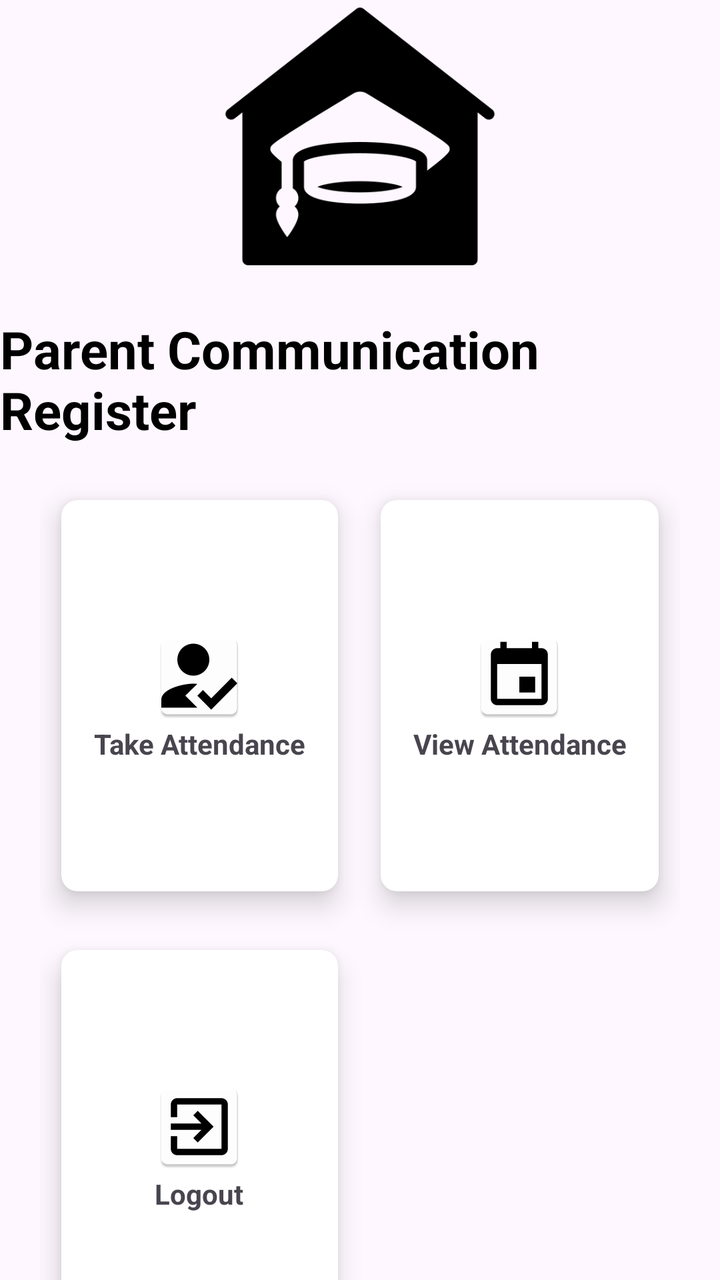
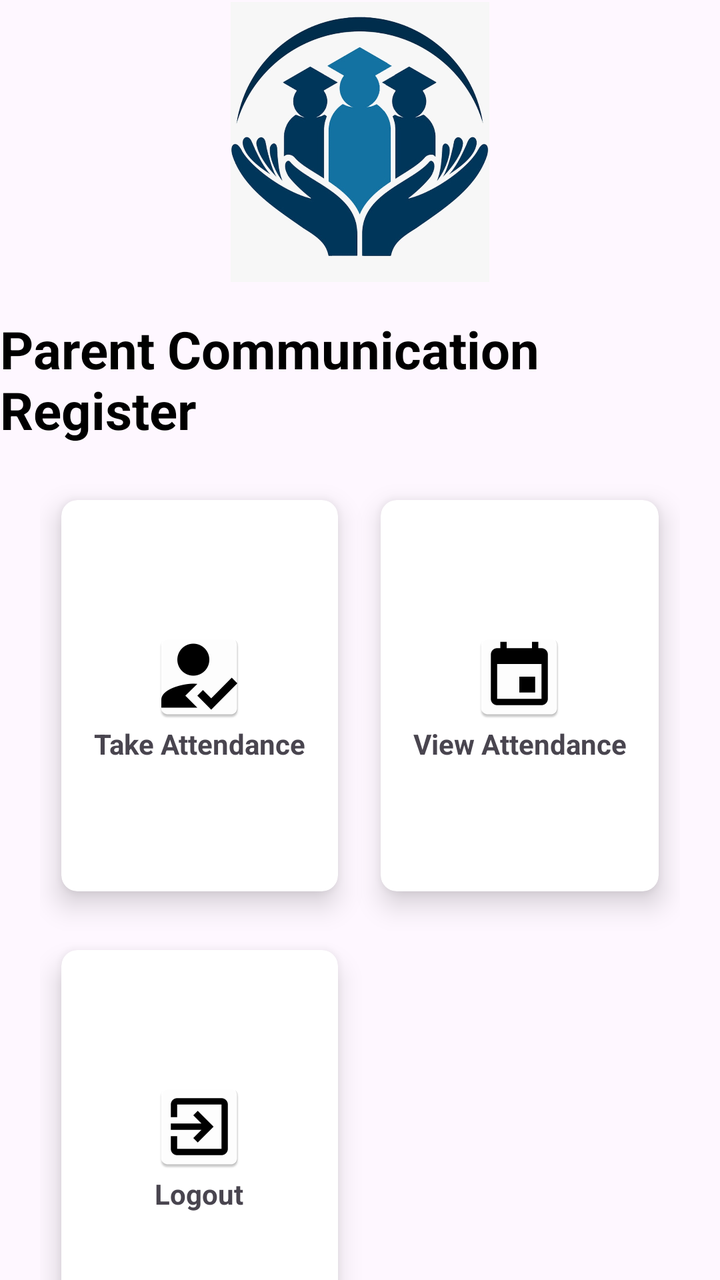

Compare the two renders of this Android layout. The source of the first and the diff that turns it into the second are given below.
<!-- AndroidManifest.xml: application theme Theme.PCR -->
<!-- res/layout/activity_faculty.xml -->
<?xml version="1.0" encoding="utf-8"?>
<androidx.constraintlayout.widget.ConstraintLayout xmlns:android="http://schemas.android.com/apk/res/android"
    xmlns:app="http://schemas.android.com/apk/res-auto"
    xmlns:tools="http://schemas.android.com/tools"
    android:layout_width="match_parent"
    android:layout_height="match_parent"
    tools:context=".Faculty_Activity"
    android:gravity="center"
    >

    <ImageView
        android:id="@+id/imageView2"
        android:layout_width="match_parent"
        android:layout_height="140dp"
        android:layout_alignParentTop="true"
        android:src="@drawable/studentcenter"
        app:layout_constraintBottom_toBottomOf="parent"
        app:layout_constraintEnd_toEndOf="parent"
        app:layout_constraintHorizontal_bias="0.0"
        app:layout_constraintStart_toStartOf="parent"
        app:layout_constraintTop_toTopOf="parent"
        app:layout_constraintVertical_bias="0.002" />

    <TextView
        android:id="@+id/title"
        android:layout_width="wrap_content"
        android:layout_height="wrap_content"
        android:layout_below="@+id/imageView2"
        android:layout_marginTop="16dp"
        android:text="@string/title_home"
        android:textColor="@color/black"
        android:textSize="26dp"
        android:textStyle="bold"
        app:layout_constraintBottom_toBottomOf="parent"
        app:layout_constraintEnd_toEndOf="parent"
        app:layout_constraintStart_toStartOf="parent"
        app:layout_constraintTop_toBottomOf="@+id/imageView2"
        app:layout_constraintVertical_bias="0.0" />

    <GridLayout
        android:id="@+id/gridLayout"
        android:layout_width="match_parent"
        android:layout_height="450dp"
        android:layout_below="@id/title"
        android:layout_margin="20dp"
        android:layout_marginTop="56dp"
        android:columnCount="2"
        android:rowCount="2"
        app:layout_constraintBottom_toBottomOf="parent"
        app:layout_constraintEnd_toEndOf="parent"
        app:layout_constraintStart_toStartOf="parent"
        app:layout_constraintTop_toBottomOf="@+id/title"
        app:layout_constraintVertical_bias="0.097">

        <androidx.cardview.widget.CardView
            android:id="@+id/Attendance_cv"
            android:layout_width="wrap_content"
            android:layout_height="wrap_content"
            android:layout_row="0"
            android:layout_rowWeight="1"
            android:layout_column="0"
            android:layout_columnWeight="1"
            android:layout_gravity="fill"
            android:clickable="true"
            android:foreground="?android:attr/selectableItemBackground"
            app:cardCornerRadius="8dp"
            app:cardElevation="8dp"
            app:cardUseCompatPadding="true"
            android:onClick="take_attendance">

            <LinearLayout
                android:layout_width="wrap_content"
                android:layout_height="wrap_content"
                android:layout_gravity="center_vertical|center_horizontal"
                android:gravity="center"
                android:orientation="vertical">

                <ImageView
                    android:layout_width="wrap_content"
                    android:layout_height="wrap_content"
                    android:src="@mipmap/ic_reg" />

                <TextView
                    android:layout_width="wrap_content"
                    android:layout_height="wrap_content"
                    android:text="Take Attendance"
                    android:textAlignment="center"
                    android:textStyle="bold" />
            </LinearLayout>
        </androidx.cardview.widget.CardView>

        <androidx.cardview.widget.CardView
            android:id="@+id/view_atten"
            android:layout_width="wrap_content"
            android:layout_height="wrap_content"
            android:layout_row="0"
            android:layout_rowWeight="1"
            android:layout_column="1"
            android:layout_columnWeight="1"
            android:layout_gravity="fill"
            android:clickable="true"
            android:foreground="?android:attr/selectableItemBackground"
            app:cardCornerRadius="8dp"
            app:cardElevation="8dp"
            android:onClick="view_att"
            app:cardUseCompatPadding="true">

            <LinearLayout
                android:layout_width="wrap_content"
                android:layout_height="wrap_content"
                android:layout_gravity="center_vertical|center_horizontal"
                android:gravity="center"
                android:orientation="vertical">

                <ImageView
                    android:layout_width="wrap_content"
                    android:layout_height="wrap_content"
                    android:src="@mipmap/ic_atten" />

                <TextView
                    android:layout_width="wrap_content"
                    android:layout_height="wrap_content"
                    android:text="View Attendance"
                    android:textAlignment="center"
                    android:textStyle="bold" />
            </LinearLayout>
        </androidx.cardview.widget.CardView>
        <androidx.cardview.widget.CardView
            android:id="@+id/logout"
            android:layout_width="wrap_content"
            android:layout_height="wrap_content"
            android:layout_row="1"
            android:layout_rowWeight="1"
            android:layout_column="0"
            android:layout_columnWeight="1"
            android:layout_gravity="fill"
            android:clickable="true"
            android:foreground="?android:attr/selectableItemBackground"
            app:cardCornerRadius="8dp"
            app:cardElevation="8dp"
            android:onClick="logout"
            app:cardUseCompatPadding="true"
            >

            <LinearLayout
                android:layout_width="wrap_content"
                android:layout_height="wrap_content"
                android:layout_gravity="center_vertical|center_horizontal"
                android:gravity="center"
                android:orientation="vertical">

                <ImageView
                    android:layout_width="wrap_content"
                    android:layout_height="wrap_content"
                    android:src="@mipmap/ic_logout" />

                <TextView
                    android:layout_width="wrap_content"
                    android:layout_height="wrap_content"
                    android:text="Logout"
                    android:textAlignment="center"
                    android:textStyle="bold" />
            </LinearLayout>
        </androidx.cardview.widget.CardView>


    </GridLayout>



</androidx.constraintlayout.widget.ConstraintLayout>
<!-- resources referenced by this layout -->
<resources>
  <color name="black">#FF000000</color>
  <!-- drawable studentcenter: jpg bitmap (drawable, 10317 bytes) -->
  <!-- mipmap ic_atten: png bitmap (mipmap-hdpi, 1115 bytes) -->
  <!-- mipmap ic_logout: png bitmap (mipmap-hdpi, 1071 bytes) -->
  <!-- mipmap ic_reg: png bitmap (mipmap-hdpi, 2073 bytes) -->
  <string name="title_home">Parent Communication Register</string>
  <style name="Theme.PCR" parent="Base.Theme.TestTheme" />
  <style name="Base.Theme.TestTheme" parent="Theme.Material3.DayNight.NoActionBar">
          
          
      </style>
</resources>

<!-- the commit's change to res/layout/activity_faculty.xml (unified diff, before → after) -->
@@ -13,7 +13,7 @@
         android:layout_width="match_parent"
         android:layout_height="140dp"
         android:layout_alignParentTop="true"
-        android:src="@drawable/studentcenter"
+        android:src="@drawable/logo"
         app:layout_constraintBottom_toBottomOf="parent"
         app:layout_constraintEnd_toEndOf="parent"
         app:layout_constraintHorizontal_bias="0.0"
<!-- resource entries referenced after the edit -->
@@ -1,7 +1,7 @@
 <!-- resources referenced by this layout -->
 <resources>
   <color name="black">#FF000000</color>
-  <!-- drawable studentcenter: jpg bitmap (drawable, 10317 bytes) -->
+  <!-- drawable logo: jpeg bitmap (drawable, 91980 bytes) -->
   <!-- mipmap ic_atten: png bitmap (mipmap-hdpi, 1115 bytes) -->
   <!-- mipmap ic_logout: png bitmap (mipmap-hdpi, 1071 bytes) -->
   <!-- mipmap ic_reg: png bitmap (mipmap-hdpi, 2073 bytes) -->
